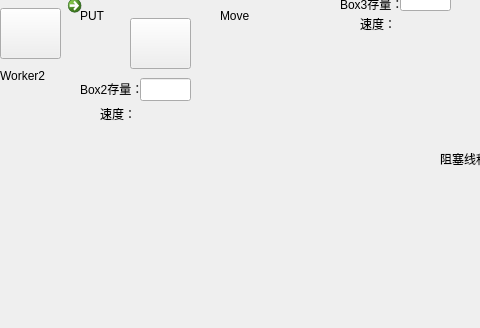
Above: mainwindow.ui from Cpt11/QT_multBuffer before the change; both pictures show x 0 to 480 and y 272 to 600 of the 800 by 600 pixel window. Below: the same form after it.
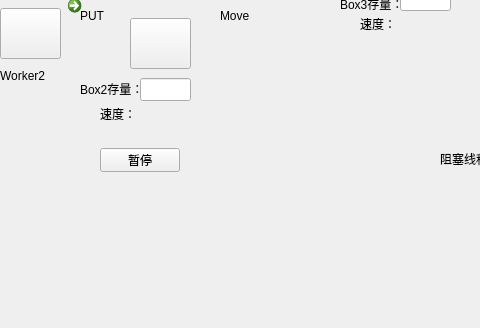
That is the form after the change. Icons and pictures are not drawn.

```diff
--- a/mainwindow.ui
+++ b/mainwindow.ui
@@ -656,6 +656,19 @@
      <string>阻塞线程数量统计：</string>
     </property>
    </widget>
+   <widget class="QPushButton" name="pushButton">
+    <property name="geometry">
+     <rect>
+      <x>100</x>
+      <y>420</y>
+      <width>80</width>
+      <height>24</height>
+     </rect>
+    </property>
+    <property name="text">
+     <string>暂停</string>
+    </property>
+   </widget>
   </widget>
   <widget class="QStatusBar" name="statusbar"/>
  </widget>
```
